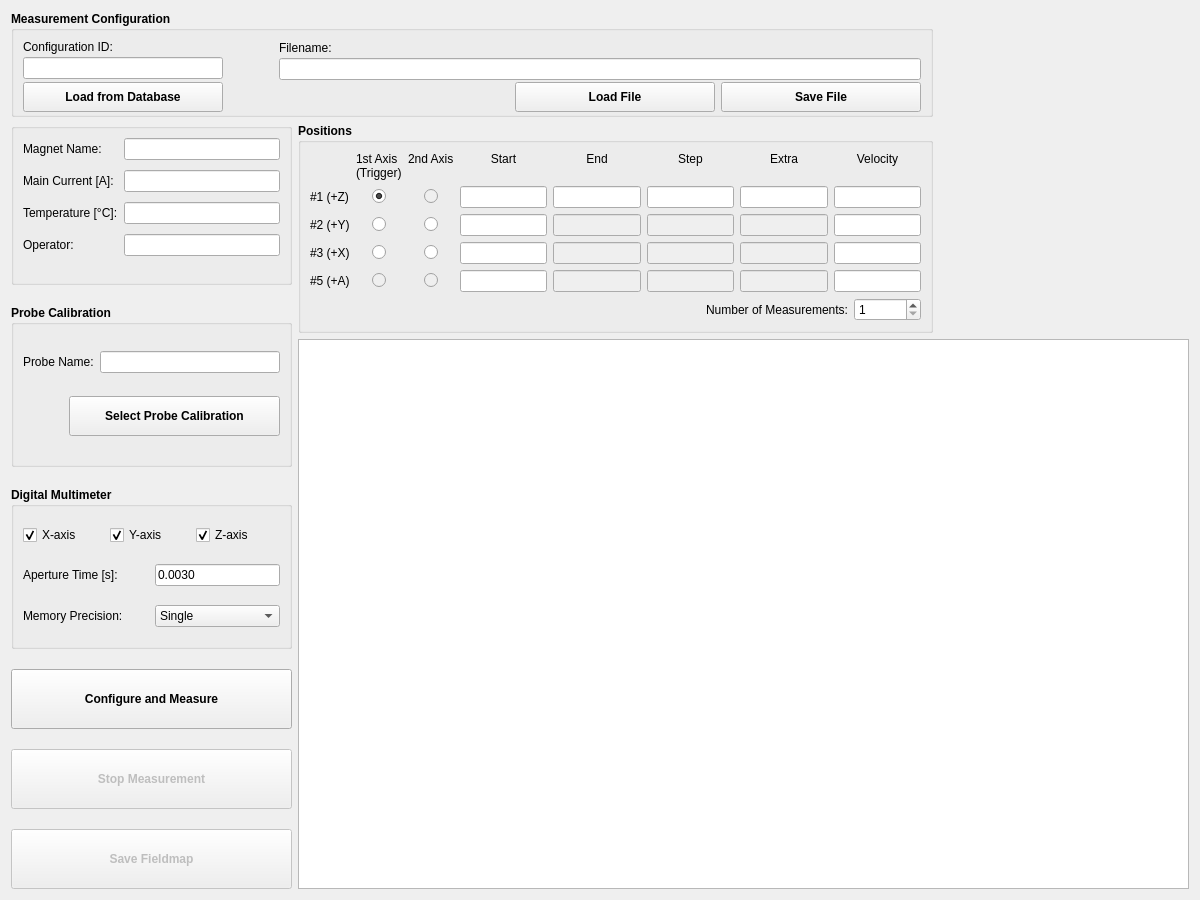
Qt form hallbench/gui/ui/measurementwidget.ui (lnls-ima/hall-bench-control) before a commit.
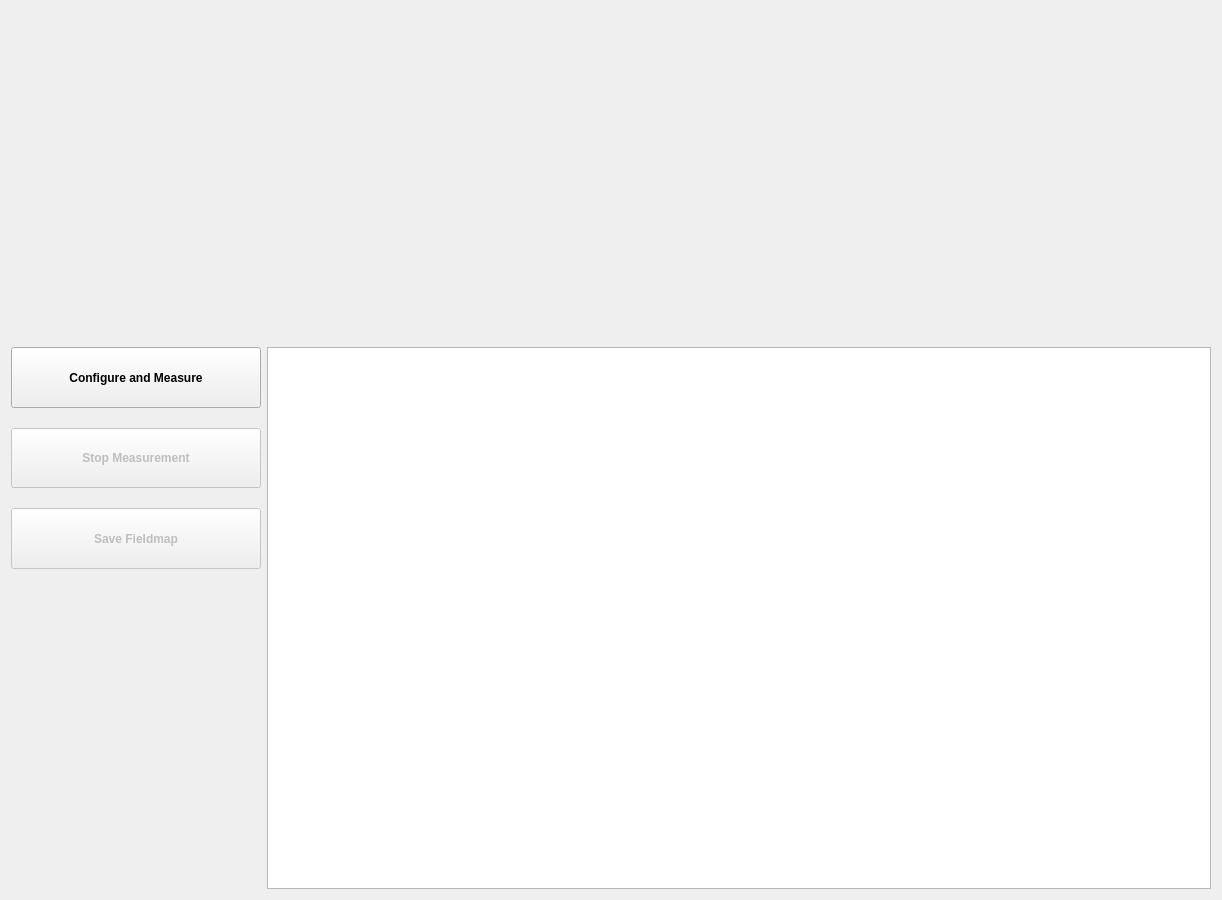
The same form after that commit. Custom widgets are drawn as their Qt base class.

Commit message: Continuing implementation of database widget

Diff of the .ui file:
```diff
--- a/hallbench/gui/ui/measurementwidget.ui
+++ b/hallbench/gui/ui/measurementwidget.ui
@@ -6,1344 +6,135 @@
    <rect>
     <x>0</x>
     <y>0</y>
-    <width>1200</width>
+    <width>1218</width>
     <height>900</height>
    </rect>
   </property>
   <property name="windowTitle">
    <string>Measurement</string>
   </property>
-  <layout class="QGridLayout" name="gridLayout_5">
-   <item row="1" column="0" rowspan="2">
+  <layout class="QGridLayout" name="gridLayout">
+   <item row="0" column="0" colspan="2">
+    <widget class="QWidget" name="configuration_wg" native="true">
+     <property name="sizePolicy">
+      <sizepolicy hsizetype="Preferred" vsizetype="Maximum">
+       <horstretch>0</horstretch>
+       <verstretch>0</verstretch>
+      </sizepolicy>
+     </property>
+     <property name="minimumSize">
+      <size>
+       <width>1200</width>
+       <height>330</height>
+      </size>
+     </property>
+    </widget>
+   </item>
+   <item row="1" column="0">
     <layout class="QVBoxLayout" name="verticalLayout">
      <property name="spacing">
       <number>20</number>
      </property>
      <item>
-      <widget class="QGroupBox" name="groupBox_4">
+      <widget class="QPushButton" name="measure_btn">
+       <property name="sizePolicy">
+        <sizepolicy hsizetype="Preferred" vsizetype="Preferred">
+         <horstretch>0</horstretch>
+         <verstretch>0</verstretch>
+        </sizepolicy>
+       </property>
+       <property name="minimumSize">
+        <size>
+         <width>0</width>
+         <height>60</height>
+        </size>
+       </property>
        <property name="font">
         <font>
          <weight>75</weight>
          <bold>true</bold>
         </font>
        </property>
-       <property name="title">
-        <string/>
+       <property name="text">
+        <string>Configure and Measure</string>
        </property>
-       <layout class="QFormLayout" name="formLayout">
-        <property name="fieldGrowthPolicy">
-         <enum>QFormLayout::AllNonFixedFieldsGrow</enum>
-        </property>
-        <property name="verticalSpacing">
-         <number>10</number>
-        </property>
-        <item row="0" column="0">
-         <widget class="QLabel" name="label_4">
-          <property name="font">
-           <font>
-            <weight>50</weight>
-            <bold>false</bold>
-           </font>
-          </property>
-          <property name="text">
-           <string>Magnet Name:</string>
-          </property>
-         </widget>
-        </item>
-        <item row="0" column="1">
-         <widget class="QLineEdit" name="magnet_name_le">
-          <property name="sizePolicy">
-           <sizepolicy hsizetype="Preferred" vsizetype="Fixed">
-            <horstretch>0</horstretch>
-            <verstretch>0</verstretch>
-           </sizepolicy>
-          </property>
-          <property name="minimumSize">
-           <size>
-            <width>150</width>
-            <height>0</height>
-           </size>
-          </property>
-          <property name="font">
-           <font>
-            <weight>50</weight>
-            <bold>false</bold>
-           </font>
-          </property>
-         </widget>
-        </item>
-        <item row="1" column="0">
-         <widget class="QLabel" name="label_18">
-          <property name="font">
-           <font>
-            <weight>50</weight>
-            <bold>false</bold>
-           </font>
-          </property>
-          <property name="text">
-           <string>Main Current [A]:</string>
-          </property>
-         </widget>
-        </item>
-        <item row="1" column="1">
-         <widget class="QLineEdit" name="main_current_le">
-          <property name="sizePolicy">
-           <sizepolicy hsizetype="Preferred" vsizetype="Fixed">
-            <horstretch>0</horstretch>
-            <verstretch>0</verstretch>
-           </sizepolicy>
-          </property>
-          <property name="font">
-           <font>
-            <weight>50</weight>
-            <bold>false</bold>
-           </font>
-          </property>
-         </widget>
-        </item>
-        <item row="2" column="0">
-         <widget class="QLabel" name="label_19">
-          <property name="font">
-           <font>
-            <weight>50</weight>
-            <bold>false</bold>
-           </font>
-          </property>
-          <property name="text">
-           <string>Temperature [°C]:</string>
-          </property>
-         </widget>
-        </item>
-        <item row="2" column="1">
-         <widget class="QLineEdit" name="temperature_le">
-          <property name="sizePolicy">
-           <sizepolicy hsizetype="Preferred" vsizetype="Fixed">
-            <horstretch>0</horstretch>
-            <verstretch>0</verstretch>
-           </sizepolicy>
-          </property>
-          <property name="font">
-           <font>
-            <weight>50</weight>
-            <bold>false</bold>
-           </font>
-          </property>
-         </widget>
-        </item>
-        <item row="3" column="0">
-         <widget class="QLabel" name="label_20">
-          <property name="font">
-           <font>
-            <weight>50</weight>
-            <bold>false</bold>
-           </font>
-          </property>
-          <property name="text">
-           <string>Operator:</string>
-          </property>
-         </widget>
-        </item>
-        <item row="3" column="1">
-         <widget class="QLineEdit" name="operator_le">
-          <property name="sizePolicy">
-           <sizepolicy hsizetype="Preferred" vsizetype="Fixed">
-            <horstretch>0</horstretch>
-            <verstretch>0</verstretch>
-           </sizepolicy>
-          </property>
-          <property name="font">
-           <font>
-            <weight>50</weight>
-            <bold>false</bold>
-           </font>
-          </property>
-         </widget>
-        </item>
-       </layout>
       </widget>
      </item>
      <item>
-      <widget class="QGroupBox" name="groupBox_3">
+      <widget class="QPushButton" name="stop_btn">
+       <property name="enabled">
+        <bool>false</bool>
+       </property>
+       <property name="sizePolicy">
+        <sizepolicy hsizetype="Preferred" vsizetype="Preferred">
+         <horstretch>0</horstretch>
+         <verstretch>0</verstretch>
+        </sizepolicy>
+       </property>
+       <property name="minimumSize">
+        <size>
+         <width>0</width>
+         <height>60</height>
+        </size>
+       </property>
        <property name="font">
         <font>
          <weight>75</weight>
          <bold>true</bold>
         </font>
        </property>
-       <property name="title">
-        <string>Probe Calibration</string>
+       <property name="text">
+        <string>Stop Measurement</string>
        </property>
-       <layout class="QGridLayout" name="gridLayout_4">
-        <property name="bottomMargin">
-         <number>9</number>
-        </property>
-        <item row="0" column="0" colspan="2">
-         <widget class="QLabel" name="label_9">
-          <property name="sizePolicy">
-           <sizepolicy hsizetype="Maximum" vsizetype="Preferred">
-            <horstretch>0</horstretch>
-            <verstretch>0</verstretch>
-           </sizepolicy>
-          </property>
-          <property name="font">
-           <font>
-            <weight>50</weight>
-            <bold>false</bold>
-           </font>
-          </property>
-          <property name="text">
-           <string>Probe Name:</string>
-          </property>
-         </widget>
-        </item>
-        <item row="0" column="2">
-         <widget class="QLineEdit" name="probe_name_le">
-          <property name="sizePolicy">
-           <sizepolicy hsizetype="Preferred" vsizetype="Fixed">
-            <horstretch>0</horstretch>
-            <verstretch>0</verstretch>
-           </sizepolicy>
-          </property>
-          <property name="minimumSize">
-           <size>
-            <width>180</width>
-            <height>0</height>
-           </size>
-          </property>
-          <property name="font">
-           <font>
-            <weight>50</weight>
-            <bold>false</bold>
-           </font>
-          </property>
-          <property name="readOnly">
-           <bool>true</bool>
-          </property>
-         </widget>
-        </item>
-        <item row="1" column="0">
-         <spacer name="horizontalSpacer_3">
-          <property name="orientation">
-           <enum>Qt::Horizontal</enum>
-          </property>
-          <property name="sizeType">
-           <enum>QSizePolicy::Fixed</enum>
-          </property>
-          <property name="sizeHint" stdset="0">
-           <size>
-            <width>40</width>
-            <height>20</height>
-           </size>
-          </property>
-         </spacer>
-        </item>
-        <item row="1" column="1" colspan="2">
-         <widget class="QPushButton" name="selectcalibration_btn">
-          <property name="sizePolicy">
-           <sizepolicy hsizetype="Preferred" vsizetype="Fixed">
-            <horstretch>0</horstretch>
-            <verstretch>0</verstretch>
-           </sizepolicy>
-          </property>
-          <property name="minimumSize">
-           <size>
-            <width>0</width>
-            <height>40</height>
-           </size>
-          </property>
-          <property name="text">
-           <string>Select Probe Calibration</string>
-          </property>
-         </widget>
-        </item>
-       </layout>
       </widget>
      </item>
      <item>
-      <widget class="QGroupBox" name="groupBox_5">
+      <widget class="QPushButton" name="savefieldmap_btn">
+       <property name="enabled">
+        <bool>false</bool>
+       </property>
+       <property name="sizePolicy">
+        <sizepolicy hsizetype="Preferred" vsizetype="Preferred">
+         <horstretch>0</horstretch>
+         <verstretch>0</verstretch>
+        </sizepolicy>
+       </property>
+       <property name="minimumSize">
+        <size>
+         <width>0</width>
+         <height>60</height>
+        </size>
+       </property>
        <property name="font">
         <font>
          <weight>75</weight>
          <bold>true</bold>
         </font>
        </property>
-       <property name="title">
-        <string>Digital Multimeter</string>
+       <property name="text">
+        <string>Save Fieldmap</string>
        </property>
-       <layout class="QGridLayout" name="gridLayout_3">
-        <property name="verticalSpacing">
-         <number>10</number>
-        </property>
-        <item row="1" column="1">
-         <widget class="QLineEdit" name="integration_time_le">
-          <property name="sizePolicy">
-           <sizepolicy hsizetype="Preferred" vsizetype="Fixed">
-            <horstretch>0</horstretch>
-            <verstretch>0</verstretch>
-           </sizepolicy>
-          </property>
-          <property name="font">
-           <font>
-            <weight>50</weight>
-            <bold>false</bold>
-           </font>
-          </property>
-          <property name="text">
-           <string>0.0030</string>
-          </property>
-         </widget>
-        </item>
-        <item row="2" column="1">
-         <widget class="QComboBox" name="voltage_precision_cmb">
-          <property name="font">
-           <font>
-            <weight>50</weight>
-            <bold>false</bold>
-           </font>
-          </property>
-          <item>
-           <property name="text">
-            <string>Single</string>
-           </property>
-          </item>
-          <item>
-           <property name="text">
-            <string>Double</string>
-           </property>
-          </item>
-         </widget>
-        </item>
-        <item row="0" column="0" colspan="2">
-         <layout class="QHBoxLayout" name="horizontalLayout">
-          <property name="spacing">
-           <number>3</number>
-          </property>
-          <item>
-           <widget class="QCheckBox" name="voltx_enable_chb">
-            <property name="font">
-             <font>
-              <weight>50</weight>
-              <bold>false</bold>
-             </font>
-            </property>
-            <property name="text">
-             <string>X-axis</string>
-            </property>
-            <property name="checked">
-             <bool>true</bool>
-            </property>
-           </widget>
-          </item>
-          <item>
-           <widget class="QCheckBox" name="volty_enable_chb">
-            <property name="font">
-             <font>
-              <weight>50</weight>
-              <bold>false</bold>
-             </font>
-            </property>
-            <property name="text">
-             <string>Y-axis</string>
-            </property>
-            <property name="checked">
-             <bool>true</bool>
-            </property>
-           </widget>
-          </item>
-          <item>
-           <widget class="QCheckBox" name="voltz_enable_chb">
-            <property name="font">
-             <font>
-              <weight>50</weight>
-              <bold>false</bold>
-             </font>
-            </property>
-            <property name="text">
-             <string>Z-axis</string>
-            </property>
-            <property name="checked">
-             <bool>true</bool>
-            </property>
-           </widget>
-          </item>
-         </layout>
-        </item>
-        <item row="1" column="0">
-         <widget class="QLabel" name="label_17">
-          <property name="font">
-           <font>
-            <weight>50</weight>
-            <bold>false</bold>
-           </font>
-          </property>
-          <property name="text">
-           <string>Aperture Time [s]:</string>
-          </property>
-         </widget>
-        </item>
-        <item row="2" column="0">
-         <widget class="QLabel" name="label_8">
-          <property name="font">
-           <font>
-            <weight>50</weight>
-            <bold>false</bold>
-           </font>
-          </property>
-          <property name="text">
-           <string>Memory Precision:</string>
-          </property>
-         </widget>
-        </item>
-       </layout>
       </widget>
      </item>
      <item>
-      <layout class="QVBoxLayout" name="verticalLayout_2">
-       <property name="spacing">
-        <number>20</number>
+      <widget class="QWidget" name="position_wg" native="true">
+       <property name="sizePolicy">
+        <sizepolicy hsizetype="Maximum" vsizetype="Preferred">
+         <horstretch>0</horstretch>
+         <verstretch>0</verstretch>
+        </sizepolicy>
        </property>
-       <item>
-        <widget class="QPushButton" name="measure_btn">
-         <property name="sizePolicy">
-          <sizepolicy hsizetype="Preferred" vsizetype="Preferred">
-           <horstretch>0</horstretch>
-           <verstretch>0</verstretch>
-          </sizepolicy>
-         </property>
-         <property name="minimumSize">
-          <size>
-           <width>0</width>
-           <height>60</height>
-          </size>
-         </property>
-         <property name="font">
-          <font>
-           <weight>75</weight>
-           <bold>true</bold>
-          </font>
-         </property>
-         <property name="text">
-          <string>Configure and Measure</string>
-         </property>
-        </widget>
-       </item>
-       <item>
-        <widget class="QPushButton" name="stop_btn">
-         <property name="enabled">
-          <bool>false</bool>
-         </property>
-         <property name="sizePolicy">
-          <sizepolicy hsizetype="Preferred" vsizetype="Preferred">
-           <horstretch>0</horstretch>
-           <verstretch>0</verstretch>
-          </sizepolicy>
-         </property>
-         <property name="minimumSize">
-          <size>
-           <width>0</width>
-           <height>60</height>
-          </size>
-         </property>
-         <property name="font">
-          <font>
-           <weight>75</weight>
-           <bold>true</bold>
-          </font>
-         </property>
-         <property name="text">
-          <string>Stop Measurement</string>
-         </property>
-        </widget>
-       </item>
-       <item>
-        <widget class="QPushButton" name="savefieldmap_btn">
-         <property name="enabled">
-          <bool>false</bool>
-         </property>
-         <property name="sizePolicy">
-          <sizepolicy hsizetype="Preferred" vsizetype="Preferred">
-           <horstretch>0</horstretch>
-           <verstretch>0</verstretch>
-          </sizepolicy>
-         </property>
-         <property name="minimumSize">
-          <size>
-           <width>0</width>
-           <height>60</height>
-          </size>
-         </property>
-         <property name="font">
-          <font>
-           <weight>75</weight>
-           <bold>true</bold>
-          </font>
-         </property>
-         <property name="text">
-          <string>Save Fieldmap</string>
-         </property>
-        </widget>
-       </item>
-      </layout>
+       <property name="minimumSize">
+        <size>
+         <width>250</width>
+         <height>300</height>
+        </size>
+       </property>
+      </widget>
      </item>
     </layout>
    </item>
-   <item row="0" column="2" rowspan="2">
-    <widget class="QWidget" name="position_wg" native="true">
-     <property name="sizePolicy">
-      <sizepolicy hsizetype="Maximum" vsizetype="Preferred">
-       <horstretch>0</horstretch>
-       <verstretch>0</verstretch>
-      </sizepolicy>
-     </property>
-     <property name="minimumSize">
-      <size>
-       <width>250</width>
-       <height>300</height>
-      </size>
-     </property>
-    </widget>
-   </item>
-   <item row="0" column="0" colspan="2">
-    <widget class="QGroupBox" name="groupBox">
-     <property name="sizePolicy">
-      <sizepolicy hsizetype="Preferred" vsizetype="Maximum">
-       <horstretch>0</horstretch>
-       <verstretch>0</verstretch>
-      </sizepolicy>
-     </property>
-     <property name="font">
-      <font>
-       <weight>75</weight>
-       <bold>true</bold>
-      </font>
-     </property>
-     <property name="title">
-      <string>Measurement Configuration</string>
-     </property>
-     <layout class="QGridLayout" name="gridLayout">
-      <property name="topMargin">
-       <number>9</number>
-      </property>
-      <property name="bottomMargin">
-       <number>2</number>
-      </property>
-      <property name="verticalSpacing">
-       <number>2</number>
-      </property>
-      <item row="0" column="0">
-       <widget class="QLabel" name="label_3">
-        <property name="font">
-         <font>
-          <weight>50</weight>
-          <bold>false</bold>
-         </font>
-        </property>
-        <property name="text">
-         <string>Configuration ID:</string>
-        </property>
-       </widget>
-      </item>
-      <item row="0" column="2" rowspan="2" colspan="2">
-       <widget class="QLabel" name="label">
-        <property name="sizePolicy">
-         <sizepolicy hsizetype="Maximum" vsizetype="Preferred">
-          <horstretch>0</horstretch>
-          <verstretch>0</verstretch>
-         </sizepolicy>
-        </property>
-        <property name="font">
-         <font>
-          <weight>50</weight>
-          <bold>false</bold>
-         </font>
-        </property>
-        <property name="text">
-         <string>Filename:</string>
-        </property>
-       </widget>
-      </item>
-      <item row="1" column="0" rowspan="2">
-       <widget class="QLineEdit" name="idn_le">
-        <property name="sizePolicy">
-         <sizepolicy hsizetype="Preferred" vsizetype="Fixed">
-          <horstretch>0</horstretch>
-          <verstretch>0</verstretch>
-         </sizepolicy>
-        </property>
-        <property name="maximumSize">
-         <size>
-          <width>250</width>
-          <height>16777215</height>
-         </size>
-        </property>
-        <property name="font">
-         <font>
-          <weight>50</weight>
-          <bold>false</bold>
-         </font>
-        </property>
-       </widget>
-      </item>
-      <item row="2" column="1" rowspan="2">
-       <spacer name="horizontalSpacer">
-        <property name="orientation">
-         <enum>Qt::Horizontal</enum>
-        </property>
-        <property name="sizeType">
-         <enum>QSizePolicy::Fixed</enum>
-        </property>
-        <property name="sizeHint" stdset="0">
-         <size>
-          <width>50</width>
-          <height>20</height>
-         </size>
-        </property>
-       </spacer>
-      </item>
-      <item row="3" column="0">
-       <widget class="QPushButton" name="loadconfigdb_btn">
-        <property name="minimumSize">
-         <size>
-          <width>200</width>
-          <height>30</height>
-         </size>
-        </property>
-        <property name="maximumSize">
-         <size>
-          <width>250</width>
-          <height>16777215</height>
-         </size>
-        </property>
-        <property name="text">
-         <string>Load from Database</string>
-        </property>
-       </widget>
-      </item>
-      <item row="3" column="2">
-       <spacer name="horizontalSpacer_2">
-        <property name="orientation">
-         <enum>Qt::Horizontal</enum>
-        </property>
-        <property name="sizeHint" stdset="0">
-         <size>
-          <width>40</width>
-          <height>20</height>
-         </size>
-        </property>
-       </spacer>
-      </item>
-      <item row="3" column="3">
-       <widget class="QPushButton" name="loadconfigfile_btn">
-        <property name="minimumSize">
-         <size>
-          <width>200</width>
-          <height>30</height>
-         </size>
-        </property>
-        <property name="text">
-         <string>Load File</string>
-        </property>
-       </widget>
-      </item>
-      <item row="3" column="4">
-       <widget class="QPushButton" name="saveconfigfile_btn">
-        <property name="minimumSize">
-         <size>
-          <width>200</width>
-          <height>30</height>
-         </size>
-        </property>
-        <property name="text">
-         <string>Save File</string>
-        </property>
-       </widget>
-      </item>
-      <item row="2" column="2" colspan="3">
-       <widget class="QLineEdit" name="filename_le">
-        <property name="font">
-         <font>
-          <weight>50</weight>
-          <bold>false</bold>
-         </font>
-        </property>
-       </widget>
-      </item>
-     </layout>
-    </widget>
-   </item>
    <item row="1" column="1">
-    <widget class="QGroupBox" name="groupBox_2">
-     <property name="sizePolicy">
-      <sizepolicy hsizetype="Expanding" vsizetype="Preferred">
-       <horstretch>0</horstretch>
-       <verstretch>0</verstretch>
-      </sizepolicy>
-     </property>
-     <property name="font">
-      <font>
-       <weight>75</weight>
-       <bold>true</bold>
-      </font>
-     </property>
-     <property name="title">
-      <string>Positions</string>
-     </property>
-     <layout class="QGridLayout" name="gridLayout_2">
-      <item row="0" column="1">
-       <widget class="QLabel" name="label_2">
-        <property name="sizePolicy">
-         <sizepolicy hsizetype="Preferred" vsizetype="Maximum">
-          <horstretch>0</horstretch>
-          <verstretch>0</verstretch>
-         </sizepolicy>
-        </property>
-        <property name="font">
-         <font>
-          <weight>50</weight>
-          <bold>false</bold>
-         </font>
-        </property>
-        <property name="text">
-         <string>1st Axis
-(Trigger)</string>
-        </property>
-       </widget>
-      </item>
-      <item row="0" column="2">
-       <widget class="QLabel" name="label_5">
-        <property name="sizePolicy">
-         <sizepolicy hsizetype="Preferred" vsizetype="Maximum">
-          <horstretch>0</horstretch>
-          <verstretch>0</verstretch>
-         </sizepolicy>
-        </property>
-        <property name="font">
-         <font>
-          <weight>50</weight>
-          <bold>false</bold>
-         </font>
-        </property>
-        <property name="text">
-         <string>2nd Axis
-</string>
-        </property>
-       </widget>
-      </item>
-      <item row="0" column="3">
-       <widget class="QLabel" name="label_14">
-        <property name="sizePolicy">
-         <sizepolicy hsizetype="Preferred" vsizetype="Maximum">
-          <horstretch>0</horstretch>
-          <verstretch>0</verstretch>
-         </sizepolicy>
-        </property>
-        <property name="font">
-         <font>
-          <weight>50</weight>
-          <bold>false</bold>
-         </font>
-        </property>
-        <property name="text">
-         <string>Start
-</string>
-        </property>
-        <property name="alignment">
-         <set>Qt::AlignCenter</set>
-        </property>
-       </widget>
-      </item>
-      <item row="0" column="4">
-       <widget class="QLabel" name="label_15">
-        <property name="sizePolicy">
-         <sizepolicy hsizetype="Preferred" vsizetype="Maximum">
-          <horstretch>0</horstretch>
-          <verstretch>0</verstretch>
-         </sizepolicy>
-        </property>
-        <property name="font">
-         <font>
-          <weight>50</weight>
-          <bold>false</bold>
-         </font>
-        </property>
-        <property name="text">
-         <string>End
-</string>
-        </property>
-        <property name="alignment">
-         <set>Qt::AlignCenter</set>
-        </property>
-       </widget>
-      </item>
-      <item row="0" column="5">
-       <widget class="QLabel" name="label_6">
-        <property name="sizePolicy">
-         <sizepolicy hsizetype="Preferred" vsizetype="Maximum">
-          <horstretch>0</horstretch>
-          <verstretch>0</verstretch>
-         </sizepolicy>
-        </property>
-        <property name="font">
-         <font>
-          <weight>50</weight>
-          <bold>false</bold>
-         </font>
-        </property>
-        <property name="text">
-         <string>Step
-</string>
-        </property>
-        <property name="alignment">
-         <set>Qt::AlignCenter</set>
-        </property>
-       </widget>
-      </item>
-      <item row="0" column="6">
-       <widget class="QLabel" name="label_16">
-        <property name="sizePolicy">
-         <sizepolicy hsizetype="Preferred" vsizetype="Maximum">
-          <horstretch>0</horstretch>
-          <verstretch>0</verstretch>
-         </sizepolicy>
-        </property>
-        <property name="font">
-         <font>
-          <weight>50</weight>
-          <bold>false</bold>
-         </font>
-        </property>
-        <property name="text">
-         <string>Extra
-</string>
-        </property>
-        <property name="alignment">
-         <set>Qt::AlignCenter</set>
-        </property>
-       </widget>
-      </item>
-      <item row="0" column="7">
-       <widget class="QLabel" name="label_10">
-        <property name="sizePolicy">
-         <sizepolicy hsizetype="Preferred" vsizetype="Maximum">
-          <horstretch>0</horstretch>
-          <verstretch>0</verstretch>
-         </sizepolicy>
-        </property>
-        <property name="font">
-         <font>
-          <weight>50</weight>
-          <bold>false</bold>
-         </font>
-        </property>
-        <property name="text">
-         <string>Velocity
-</string>
-        </property>
-        <property name="alignment">
-         <set>Qt::AlignCenter</set>
-        </property>
-       </widget>
-      </item>
-      <item row="1" column="0">
-       <widget class="QLabel" name="label_7">
-        <property name="font">
-         <font>
-          <weight>50</weight>
-          <bold>false</bold>
-         </font>
-        </property>
-        <property name="text">
-         <string>#1 (+Z)</string>
-        </property>
-       </widget>
-      </item>
-      <item row="1" column="1" alignment="Qt::AlignHCenter">
-       <widget class="QRadioButton" name="first_ax1_rb">
-        <property name="enabled">
-         <bool>true</bool>
-        </property>
-        <property name="font">
-         <font>
-          <weight>50</weight>
-          <bold>false</bold>
-         </font>
-        </property>
-        <property name="text">
-         <string/>
-        </property>
-        <property name="checked">
-         <bool>true</bool>
-        </property>
-       </widget>
-      </item>
-      <item row="1" column="2" alignment="Qt::AlignHCenter">
-       <widget class="QRadioButton" name="second_ax1_rb">
-        <property name="enabled">
-         <bool>false</bool>
-        </property>
-        <property name="font">
-         <font>
-          <weight>50</weight>
-          <bold>false</bold>
-         </font>
-        </property>
-        <property name="text">
-         <string/>
-        </property>
-        <property name="checkable">
-         <bool>true</bool>
-        </property>
-        <property name="autoExclusive">
-         <bool>false</bool>
-        </property>
-       </widget>
-      </item>
-      <item row="1" column="3">
-       <widget class="QLineEdit" name="start_ax1_le">
-        <property name="font">
-         <font>
-          <weight>50</weight>
-          <bold>false</bold>
-         </font>
-        </property>
-       </widget>
-      </item>
-      <item row="1" column="4">
-       <widget class="QLineEdit" name="end_ax1_le">
-        <property name="font">
-         <font>
-          <weight>50</weight>
-          <bold>false</bold>
-         </font>
-        </property>
-       </widget>
-      </item>
-      <item row="1" column="5">
-       <widget class="QLineEdit" name="step_ax1_le">
-        <property name="font">
-         <font>
-          <weight>50</weight>
-          <bold>false</bold>
-         </font>
-        </property>
-       </widget>
-      </item>
-      <item row="1" column="6">
-       <widget class="QLineEdit" name="extra_ax1_le">
-        <property name="font">
-         <font>
-          <weight>50</weight>
-          <bold>false</bold>
-         </font>
-        </property>
-       </widget>
-      </item>
-      <item row="1" column="7">
-       <widget class="QLineEdit" name="vel_ax1_le">
-        <property name="font">
-         <font>
-          <weight>50</weight>
-          <bold>false</bold>
-         </font>
-        </property>
-       </widget>
-      </item>
-      <item row="2" column="0">
-       <widget class="QLabel" name="label_11">
-        <property name="font">
-         <font>
-          <weight>50</weight>
-          <bold>false</bold>
-         </font>
-        </property>
-        <property name="text">
-         <string>#2 (+Y)</string>
-        </property>
-       </widget>
-      </item>
-      <item row="2" column="1" alignment="Qt::AlignHCenter">
-       <widget class="QRadioButton" name="first_ax2_rb">
-        <property name="font">
-         <font>
-          <weight>50</weight>
-          <bold>false</bold>
-         </font>
-        </property>
-        <property name="text">
-         <string/>
-        </property>
-       </widget>
-      </item>
-      <item row="2" column="2" alignment="Qt::AlignHCenter">
-       <widget class="QRadioButton" name="second_ax2_rb">
-        <property name="font">
-         <font>
-          <weight>50</weight>
-          <bold>false</bold>
-         </font>
-        </property>
-        <property name="text">
-         <string/>
-        </property>
-        <property name="autoExclusive">
-         <bool>false</bool>
-        </property>
-       </widget>
-      </item>
-      <item row="2" column="3">
-       <widget class="QLineEdit" name="start_ax2_le">
-        <property name="font">
-         <font>
-          <weight>50</weight>
-          <bold>false</bold>
-         </font>
-        </property>
-       </widget>
-      </item>
-      <item row="2" column="4">
-       <widget class="QLineEdit" name="end_ax2_le">
-        <property name="enabled">
-         <bool>false</bool>
-        </property>
-        <property name="font">
-         <font>
-          <weight>50</weight>
-          <bold>false</bold>
-         </font>
-        </property>
-       </widget>
-      </item>
-      <item row="2" column="5">
-       <widget class="QLineEdit" name="step_ax2_le">
-        <property name="enabled">
-         <bool>false</bool>
-        </property>
-        <property name="font">
-         <font>
-          <weight>50</weight>
-          <bold>false</bold>
-         </font>
-        </property>
-       </widget>
-      </item>
-      <item row="2" column="6">
-       <widget class="QLineEdit" name="extra_ax2_le">
-        <property name="enabled">
-         <bool>false</bool>
-        </property>
-        <property name="font">
-         <font>
-          <weight>50</weight>
-          <bold>false</bold>
-         </font>
-        </property>
-       </widget>
-      </item>
-      <item row="2" column="7">
-       <widget class="QLineEdit" name="vel_ax2_le">
-        <property name="font">
-         <font>
-          <weight>50</weight>
-          <bold>false</bold>
-         </font>
-        </property>
-       </widget>
-      </item>
-      <item row="3" column="0">
-       <widget class="QLabel" name="label_12">
-        <property name="font">
-         <font>
-          <weight>50</weight>
-          <bold>false</bold>
-         </font>
-        </property>
-        <property name="text">
-         <string>#3 (+X)</string>
-        </property>
-       </widget>
-      </item>
-      <item row="3" column="1" alignment="Qt::AlignHCenter">
-       <widget class="QRadioButton" name="first_ax3_rb">
-        <property name="font">
-         <font>
-          <weight>50</weight>
-          <bold>false</bold>
-         </font>
-        </property>
-        <property name="text">
-         <string/>
-        </property>
-       </widget>
-      </item>
-      <item row="3" column="2" alignment="Qt::AlignHCenter">
-       <widget class="QRadioButton" name="second_ax3_rb">
-        <property name="font">
-         <font>
-          <weight>50</weight>
-          <bold>false</bold>
-         </font>
-        </property>
-        <property name="text">
-         <string/>
-        </property>
-        <property name="autoExclusive">
-         <bool>false</bool>
-        </property>
-       </widget>
-      </item>
-      <item row="3" column="3">
-       <widget class="QLineEdit" name="start_ax3_le">
-        <property name="font">
-         <font>
-          <weight>50</weight>
-          <bold>false</bold>
-         </font>
-        </property>
-       </widget>
-      </item>
-      <item row="3" column="4">
-       <widget class="QLineEdit" name="end_ax3_le">
-        <property name="enabled">
-         <bool>false</bool>
-        </property>
-        <property name="font">
-         <font>
-          <weight>50</weight>
-          <bold>false</bold>
-         </font>
-        </property>
-       </widget>
-      </item>
-      <item row="3" column="5">
-       <widget class="QLineEdit" name="step_ax3_le">
-        <property name="enabled">
-         <bool>false</bool>
-        </property>
-        <property name="font">
-         <font>
-          <weight>50</weight>
-          <bold>false</bold>
-         </font>
-        </property>
-       </widget>
-      </item>
-      <item row="3" column="6">
-       <widget class="QLineEdit" name="extra_ax3_le">
-        <property name="enabled">
-         <bool>false</bool>
-        </property>
-        <property name="font">
-         <font>
-          <weight>50</weight>
-          <bold>false</bold>
-         </font>
-        </property>
-       </widget>
-      </item>
-      <item row="3" column="7">
-       <widget class="QLineEdit" name="vel_ax3_le">
-        <property name="font">
-         <font>
-          <weight>50</weight>
-          <bold>false</bold>
-         </font>
-        </property>
-       </widget>
-      </item>
-      <item row="4" column="0">
-       <widget class="QLabel" name="label_13">
-        <property name="font">
-         <font>
-          <weight>50</weight>
-          <bold>false</bold>
-         </font>
-        </property>
-        <property name="text">
-         <string>#5 (+A)</string>
-        </property>
-       </widget>
-      </item>
-      <item row="4" column="1" alignment="Qt::AlignHCenter">
-       <widget class="QRadioButton" name="first_ax5_rb">
-        <property name="enabled">
-         <bool>false</bool>
-        </property>
-        <property name="text">
-         <string/>
-        </property>
-       </widget>
-      </item>
-      <item row="4" column="2" alignment="Qt::AlignHCenter">
-       <widget class="QRadioButton" name="second_ax5_rb">
-        <property name="enabled">
-         <bool>false</bool>
-        </property>
-        <property name="text">
-         <string/>
-        </property>
-        <property name="autoExclusive">
-         <bool>false</bool>
-        </property>
-       </widget>
-      </item>
-      <item row="4" column="3">
-       <widget class="QLineEdit" name="start_ax5_le">
-        <property name="font">
-         <font>
-          <weight>50</weight>
-          <bold>false</bold>
-         </font>
-        </property>
-       </widget>
-      </item>
-      <item row="4" column="4">
-       <widget class="QLineEdit" name="end_ax5_le">
-        <property name="enabled">
-         <bool>false</bool>
-        </property>
-        <property name="font">
-         <font>
-          <weight>50</weight>
-          <bold>false</bold>
-         </font>
-        </property>
-       </widget>
-      </item>
-      <item row="4" column="5">
-       <widget class="QLineEdit" name="step_ax5_le">
-        <property name="enabled">
-         <bool>false</bool>
-        </property>
-        <property name="font">
-         <font>
-          <weight>50</weight>
-          <bold>false</bold>
-         </font>
-        </property>
-       </widget>
-      </item>
-      <item row="4" column="6">
-       <widget class="QLineEdit" name="extra_ax5_le">
-        <property name="enabled">
-         <bool>false</bool>
-        </property>
-        <property name="font">
-         <font>
-          <weight>50</weight>
-          <bold>false</bold>
-         </font>
-        </property>
-       </widget>
-      </item>
-      <item row="4" column="7">
-       <widget class="QLineEdit" name="vel_ax5_le">
-        <property name="font">
-         <font>
-          <weight>50</weight>
-          <bold>false</bold>
-         </font>
-        </property>
-       </widget>
-      </item>
-      <item row="5" column="0" colspan="8">
-       <layout class="QHBoxLayout" name="horizontalLayout_2">
-        <item>
-         <spacer name="horizontalSpacer_4">
-          <property name="orientation">
-           <enum>Qt::Horizontal</enum>
-          </property>
-          <property name="sizeHint" stdset="0">
-           <size>
-            <width>40</width>
-            <height>20</height>
-           </size>
-          </property>
-         </spacer>
-        </item>
-        <item>
-         <widget class="QLabel" name="label_21">
-          <property name="font">
-           <font>
-            <weight>50</weight>
-            <bold>false</bold>
-           </font>
-          </property>
-          <property name="text">
-           <string>Number of Measurements:</string>
-          </property>
-          <property name="alignment">
-           <set>Qt::AlignRight|Qt::AlignTrailing|Qt::AlignVCenter</set>
-          </property>
-         </widget>
-        </item>
-        <item>
-         <widget class="QSpinBox" name="nr_measurements_sb">
-          <property name="sizePolicy">
-           <sizepolicy hsizetype="Preferred" vsizetype="Fixed">
-            <horstretch>0</horstretch>
-            <verstretch>0</verstretch>
-           </sizepolicy>
-          </property>
-          <property name="font">
-           <font>
-            <weight>50</weight>
-            <bold>false</bold>
-           </font>
-          </property>
-          <property name="minimum">
-           <number>1</number>
-          </property>
-          <property name="maximum">
-           <number>100000</number>
-          </property>
-         </widget>
-        </item>
-       </layout>
-      </item>
-     </layout>
-     <zorder>label_2</zorder>
-     <zorder>label_5</zorder>
-     <zorder>first_ax1_rb</zorder>
-     <zorder>second_ax1_rb</zorder>
-     <zorder>first_ax2_rb</zorder>
-     <zorder>second_ax2_rb</zorder>
-     <zorder>first_ax3_rb</zorder>
-     <zorder>second_ax3_rb</zorder>
-     <zorder>first_ax5_rb</zorder>
-     <zorder>second_ax5_rb</zorder>
-     <zorder>label_7</zorder>
-     <zorder>label_11</zorder>
-     <zorder>label_12</zorder>
-     <zorder>label_13</zorder>
-     <zorder>label_14</zorder>
-     <zorder>label_15</zorder>
-     <zorder>label_6</zorder>
-     <zorder>label_16</zorder>
-     <zorder>label_10</zorder>
-     <zorder>start_ax1_le</zorder>
-     <zorder>start_ax2_le</zorder>
-     <zorder>start_ax3_le</zorder>
-     <zorder>start_ax5_le</zorder>
-     <zorder>end_ax1_le</zorder>
-     <zorder>end_ax2_le</zorder>
-     <zorder>end_ax3_le</zorder>
-     <zorder>end_ax5_le</zorder>
-     <zorder>step_ax1_le</zorder>
-     <zorder>step_ax2_le</zorder>
-     <zorder>step_ax3_le</zorder>
-     <zorder>step_ax5_le</zorder>
-     <zorder>extra_ax1_le</zorder>
-     <zorder>extra_ax2_le</zorder>
-     <zorder>extra_ax3_le</zorder>
-     <zorder>extra_ax5_le</zorder>
-     <zorder>vel_ax1_le</zorder>
-     <zorder>vel_ax2_le</zorder>
-     <zorder>vel_ax3_le</zorder>
-     <zorder>vel_ax5_le</zorder>
-     <zorder></zorder>
-    </widget>
-   </item>
-   <item row="2" column="1" colspan="2">
     <widget class="PlotWidget" name="graph_pw">
      <property name="backgroundBrush">
       <brush brushstyle="SolidPattern">
```
Left out of the diff: 13 changed lines with no effect on the pictures. The commit also changes 23 other files.
